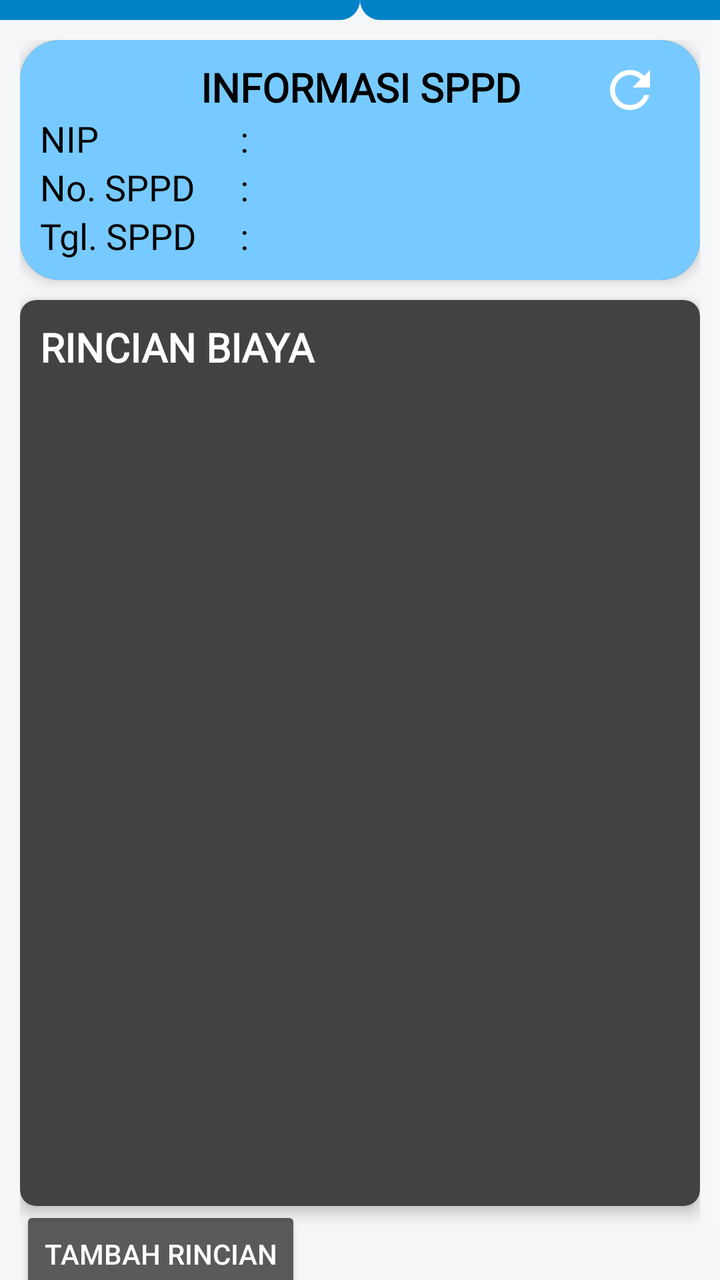
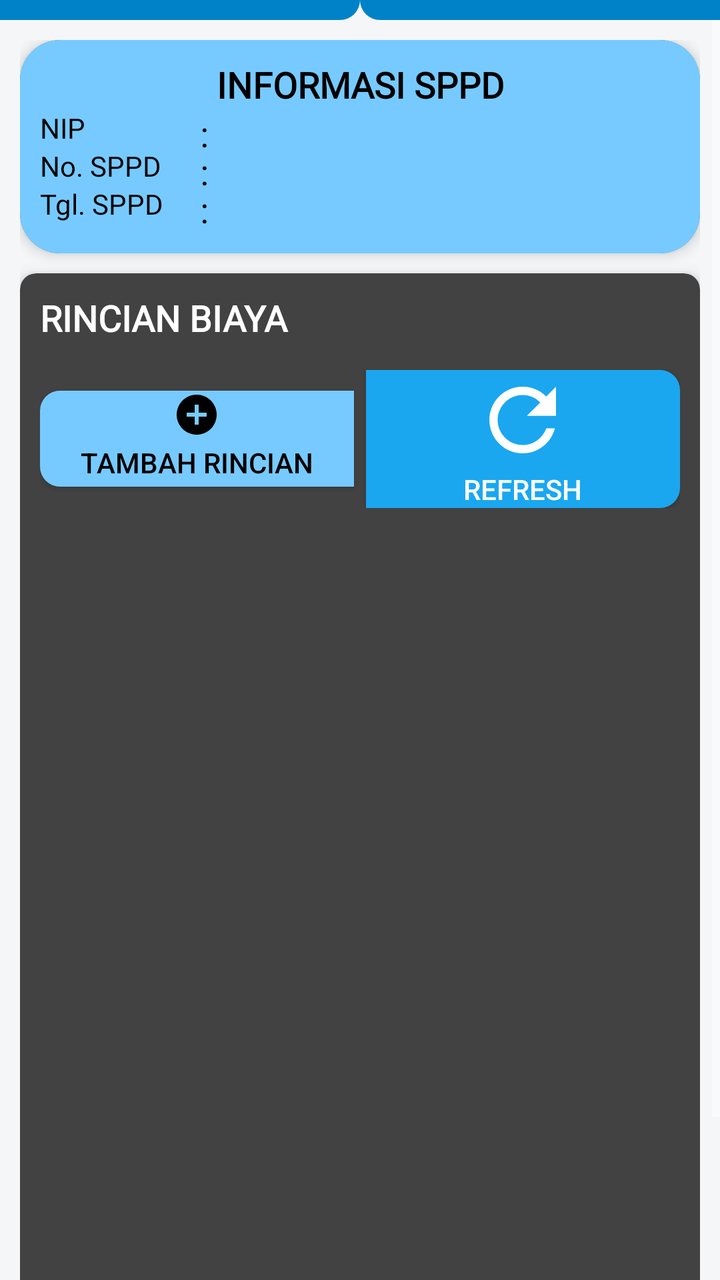

Two renders of the same Android screen: before a commit and after it. Below are the layout's source before the change and the commit's diff.
<!-- AndroidManifest.xml: application theme AppTheme -->
<!-- res/layout/activity_list_datarincian.xml -->
<?xml version="1.0" encoding="utf-8"?>
<RelativeLayout
    xmlns:android="http://schemas.android.com/apk/res/android"
    xmlns:app="http://schemas.android.com/apk/res-auto"
    xmlns:tools="http://schemas.android.com/tools"
    android:layout_width="match_parent"
    android:layout_height="match_parent"
    android:background="#F4F6F8" >

    <View
        android:layout_width="match_parent"
        android:layout_height="10dp"
        android:layout_alignParentTop="true"
        android:layout_toStartOf="@+id/grslogtengahlistrincian"
        android:background="@drawable/circle_reg_v3"/>

    <View
        android:layout_width="match_parent"
        android:layout_height="10dp"
        android:layout_alignParentTop="true"
        android:layout_toEndOf="@+id/grslogtengahlistrincian"
        android:background="@drawable/circle_reg_v4"/>

    <View
        android:id="@+id/grslogtengahlistrincian"
        android:layout_width="0dp"
        android:layout_height="10dp"
        android:layout_centerHorizontal="true"/>

    <ScrollView
        android:layout_width="match_parent"
        android:layout_height="match_parent"
        android:layout_below="@+id/grslogtengahlistrincian" >

        <LinearLayout
            android:layout_width="match_parent"
            android:layout_height="wrap_content"
            android:orientation="vertical"
            android:padding="10dp">

            
            <androidx.cardview.widget.CardView
                android:layout_width="match_parent"
                android:layout_height="wrap_content"
                android:layout_marginBottom="10dp"
                app:cardCornerRadius="20dp"
                app:cardElevation="4dp">

                <RelativeLayout
                    android:layout_width="match_parent"
                    android:layout_height="wrap_content"
                    android:orientation="vertical"
                    android:background="@color/list_item_title2"
                    android:padding="10dp">

                    <TextView
                        android:id="@+id/judulrincian"
                        android:layout_width="match_parent"
                        android:layout_height="wrap_content"
                        android:text="@string/informasi_sppd"
                        android:gravity="center"
                        android:textStyle="bold"
                        android:textSize="20sp"
                        android:textColor="@color/hitam"
                        android:fontFamily="@font/poppins_regular" />

                    <Button
                        android:id="@+id/btn_refresh"
                        android:layout_width="30dp"
                        android:layout_height="30dp"
                        android:layout_alignParentEnd="true"
                        android:layout_marginEnd="10dp"
                        android:background="@drawable/ic_refresh_black_24dp"/>

                    <TextView
                        android:id="@+id/textnippegwdit"
                        android:layout_width="100dp"
                        android:layout_height="wrap_content"
                        android:layout_below="@+id/judulrincian"
                        android:text="@string/nip"
                        android:fontFamily="@font/poppins_regular"
                        android:textSize="18sp"
                        android:textColor="@color/hitam"/>

                    <TextView
                        android:id="@+id/titikduanip"
                        android:layout_width="wrap_content"
                        android:layout_height="wrap_content"
                        android:text="@string/titikdua"
                        android:layout_below="@+id/judulrincian"
                        android:layout_toEndOf="@+id/textnippegwdit"
                        android:fontFamily="@font/poppins_regular"
                        android:layout_marginEnd="10dp"
                        android:textSize="18sp"
                        android:textColor="@color/hitam"/>

                    <TextView
                        android:id="@+id/nippegwdit"
                        android:layout_width="wrap_content"
                        android:layout_height="wrap_content"
                        android:layout_toEndOf="@+id/titikduanip"
                        android:layout_below="@+id/judulrincian"
                        android:fontFamily="@font/poppins_regular"
                        android:textSize="18sp"
                        android:textColor="@color/hitam"/>

                    <TextView
                        android:id="@+id/text_lamp_sppd"
                        android:layout_width="100dp"
                        android:layout_height="wrap_content"
                        android:layout_below="@+id/textnippegwdit"
                        android:fontFamily="@font/poppins_regular"
                        android:text="@string/no_sppd"
                        android:textColor="@color/hitam"
                        android:textSize="18sp"
                        tools:ignore="TextSizeCheck" />

                    <TextView
                        android:id="@+id/titikduasppd"
                        android:layout_width="wrap_content"
                        android:layout_height="wrap_content"
                        android:text="@string/titikdua"
                        android:layout_below="@+id/textnippegwdit"
                        android:layout_toEndOf="@+id/textnippegwdit"
                        android:fontFamily="@font/poppins_regular"
                        android:layout_marginEnd="10dp"
                        android:textSize="18sp"
                        android:textColor="@color/hitam"/>

                    <TextView
                        android:id="@+id/edit_lamp_sppd"
                        android:layout_width="wrap_content"
                        android:layout_height="wrap_content"
                        android:layout_toEndOf="@+id/titikduasppd"
                        android:layout_below="@+id/textnippegwdit"
                        android:fontFamily="@font/poppins_regular"
                        android:textSize="18sp"
                        android:textColor="@color/hitam"/>

                    <TextView
                        android:id="@+id/text_tgl_lamp"
                        android:layout_width="100dp"
                        android:layout_height="wrap_content"
                        android:layout_below="@+id/text_lamp_sppd"
                        android:fontFamily="@font/poppins_regular"
                        android:text="@string/tgl_sppd"
                        android:textColor="@color/hitam"
                        android:textSize="18sp"
                        tools:ignore="TextSizeCheck" />

                    <TextView
                        android:id="@+id/titikduatgl"
                        android:layout_width="wrap_content"
                        android:layout_height="wrap_content"
                        android:text="@string/titikdua"
                        android:layout_below="@+id/text_lamp_sppd"
                        android:layout_toEndOf="@+id/text_tgl_lamp"
                        android:fontFamily="@font/poppins_regular"
                        android:layout_marginEnd="10dp"
                        android:textSize="18sp"
                        android:textColor="@color/hitam"/>

                    <TextView
                        android:id="@+id/edit_tgl_lamp"
                        android:layout_width="wrap_content"
                        android:layout_height="wrap_content"
                        android:layout_toEndOf="@+id/titikduatgl"
                        android:layout_below="@+id/text_lamp_sppd"
                        android:fontFamily="@font/poppins_regular"
                        android:textSize="18sp"
                        android:textColor="@color/hitam"/>

                </RelativeLayout>
            </androidx.cardview.widget.CardView>

            
            <androidx.cardview.widget.CardView
                android:layout_width="match_parent"
                android:layout_height="wrap_content"
                app:cardCornerRadius="8dp"
                app:cardElevation="4dp">

                <LinearLayout
                    android:layout_width="match_parent"
                    android:layout_height="match_parent"
                    android:orientation="vertical"
                    android:padding="10dp">

                    <TextView
                        android:layout_width="match_parent"
                        android:layout_height="wrap_content"
                        android:text="@string/rincian_biaya"
                        android:textStyle="bold"
                        android:textSize="20sp"
                        android:textColor="@color/white"
                        android:fontFamily="@font/poppins_regular"
                        android:paddingBottom="6dp"/>

                    <ListView
                        android:id="@+id/listRincianBiaya"
                        android:layout_width="match_parent"
                        android:layout_height="400dp"
                        tools:ignore="NestedScrolling" />

                </LinearLayout>

            </androidx.cardview.widget.CardView>

            <Button
                android:id="@+id/btnTambahRincian"
                android:layout_width="wrap_content"
                android:layout_height="wrap_content"
                android:text="Tambah Rincian"
                android:layout_marginBottom="8dp"/>
        </LinearLayout>
    </ScrollView>

</RelativeLayout>
<!-- resources referenced by this layout -->
<resources>
  <color name="hitam">#000000    </color>
  <color name="list_item_title2">#77CAFF</color>
  <color name="white">#FFFFFF    </color>
  <!-- drawable circle_reg_v3 (drawable) -->
  <?xml version="1.0" encoding="utf-8"?>
  <shape xmlns:android="http://schemas.android.com/apk/res/android"
      android:shape="rectangle"
      >
      <solid android:color="@color/list_item_title" />
      <corners android:bottomRightRadius="100dp"
          android:bottomLeftRadius="0dp"
          android:topLeftRadius="0dp"
          android:topRightRadius="0dp"
          android:radius="50dp"
          />
  </shape>
  <!-- drawable circle_reg_v4 (drawable) -->
  <?xml version="1.0" encoding="utf-8"?>
  <shape xmlns:android="http://schemas.android.com/apk/res/android"
      android:shape="rectangle"
      >
      <solid android:color="@color/list_item_title" />
      <corners android:bottomRightRadius="0dp"
          android:bottomLeftRadius="100dp"
          android:topLeftRadius="0dp"
          android:topRightRadius="0dp"
          android:radius="50dp"
          />
  </shape>
  <!-- drawable ic_refresh_black_24dp (drawable) -->
  <vector
      android:tint="#FFFFFF"
      android:viewportHeight="24.0"
      android:viewportWidth="24.0"
      android:height="50dp"
      android:width="50dp"
      xmlns:android="http://schemas.android.com/apk/res/android">
      <path
          android:fillColor="#000000"
          android:pathData="M17.65,6.35C16.2,4.9 14.21,4 12,4c-4.42,0 -7.99,3.58 -7.99,8s3.57,8 7.99,8c3.73,0 6.84,-2.55 7.73,-6h-2.08c-0.82,2.33 -3.04,4 -5.65,4 -3.31,0 -6,-2.69 -6,-6s2.69,-6 6,-6c1.66,0 3.14,0.69 4.22,1.78L13,11h7V4l-2.35,2.35z"/>
  </vector>
  <string name="informasi_sppd">INFORMASI SPPD</string>
  <string name="nip">NIP</string>
  <string name="no_sppd">No. SPPD</string>
  <string name="rincian_biaya">RINCIAN BIAYA</string>
  <string name="tgl_sppd">Tgl. SPPD</string>
  <string name="titikdua" translatable="false">:</string>
  <style name="AppTheme" parent="Theme.AppCompat.NoActionBar">
          
          <item name="colorPrimary">@color/list_item_title_gelap</item>
          <item name="colorPrimaryDark">@color/list_item_title</item>
          <item name="colorAccent">@color/colorAccent</item>
          <item name="windowActionBar">false</item>
          <item name="windowNoTitle">true</item>
      </style>
  <color name="list_item_title">#0082C8</color>
  <color name="list_item_title_gelap">#049BB6</color>
  <color name="colorAccent">#FFFFFF</color>
</resources>

<!-- the commit's change to res/layout/activity_list_datarincian.xml (unified diff, before → after) -->
@@ -60,26 +60,17 @@
                         android:text="@string/informasi_sppd"
                         android:gravity="center"
                         android:textStyle="bold"
-                        android:textSize="20sp"
+                        android:textSize="18sp"
                         android:textColor="@color/hitam"
                         android:fontFamily="@font/poppins_regular" />
 
-                    <Button
-                        android:id="@+id/btn_refresh"
-                        android:layout_width="30dp"
-                        android:layout_height="30dp"
-                        android:layout_alignParentEnd="true"
-                        android:layout_marginEnd="10dp"
-                        android:background="@drawable/ic_refresh_black_24dp"/>
-
                     <TextView
                         android:id="@+id/textnippegwdit"
-                        android:layout_width="100dp"
+                        android:layout_width="80dp"
                         android:layout_height="wrap_content"
                         android:layout_below="@+id/judulrincian"
                         android:text="@string/nip"
                         android:fontFamily="@font/poppins_regular"
-                        android:textSize="18sp"
                         android:textColor="@color/hitam"/>
 
                     <TextView
@@ -101,7 +92,6 @@
                         android:layout_toEndOf="@+id/titikduanip"
                         android:layout_below="@+id/judulrincian"
                         android:fontFamily="@font/poppins_regular"
-                        android:textSize="18sp"
                         android:textColor="@color/hitam"/>
 
                     <TextView
@@ -112,7 +102,6 @@
                         android:fontFamily="@font/poppins_regular"
                         android:text="@string/no_sppd"
                         android:textColor="@color/hitam"
-                        android:textSize="18sp"
                         tools:ignore="TextSizeCheck" />
 
                     <TextView
@@ -134,7 +123,6 @@
                         android:layout_toEndOf="@+id/titikduasppd"
                         android:layout_below="@+id/textnippegwdit"
                         android:fontFamily="@font/poppins_regular"
-                        android:textSize="18sp"
                         android:textColor="@color/hitam"/>
 
                     <TextView
@@ -145,7 +133,6 @@
                         android:fontFamily="@font/poppins_regular"
                         android:text="@string/tgl_sppd"
                         android:textColor="@color/hitam"
-                        android:textSize="18sp"
                         tools:ignore="TextSizeCheck" />
 
                     <TextView
@@ -154,7 +141,7 @@
                         android:layout_height="wrap_content"
                         android:text="@string/titikdua"
                         android:layout_below="@+id/text_lamp_sppd"
-                        android:layout_toEndOf="@+id/text_tgl_lamp"
+                        android:layout_toEndOf="@+id/textnippegwdit"
                         android:fontFamily="@font/poppins_regular"
                         android:layout_marginEnd="10dp"
                         android:textSize="18sp"
@@ -167,7 +154,6 @@
                         android:layout_toEndOf="@+id/titikduatgl"
                         android:layout_below="@+id/text_lamp_sppd"
                         android:fontFamily="@font/poppins_regular"
-                        android:textSize="18sp"
                         android:textColor="@color/hitam"/>
 
                 </RelativeLayout>
@@ -180,38 +166,68 @@
                 app:cardCornerRadius="8dp"
                 app:cardElevation="4dp">
 
-                <LinearLayout
+                <RelativeLayout
                     android:layout_width="match_parent"
                     android:layout_height="match_parent"
-                    android:orientation="vertical"
                     android:padding="10dp">
 
                     <TextView
+                        android:id="@+id/juduldetailrncian"
                         android:layout_width="match_parent"
                         android:layout_height="wrap_content"
                         android:text="@string/rincian_biaya"
                         android:textStyle="bold"
-                        android:textSize="20sp"
+                        android:textSize="18sp"
                         android:textColor="@color/white"
                         android:fontFamily="@font/poppins_regular"
                         android:paddingBottom="6dp"/>
+
+                    
+                    <LinearLayout
+                        android:id="@+id/layoutButton"
+                        android:layout_width="match_parent"
+                        android:layout_height="wrap_content"
+                        android:layout_below="@id/juduldetailrncian"
+                        android:layout_marginTop="8dp"
+                        android:orientation="horizontal"
+                        android:gravity="center">
+
+                        <Button
+                            android:id="@+id/btnTambahRincian"
+                            android:layout_width="0dp"
+                            android:layout_height="wrap_content"
+                            android:layout_weight="1"
+                            android:drawableTop="@drawable/ic_add_circle"
+                            android:background="@drawable/circle_tambah"
+                            android:textColor="@color/hitam"
+                            android:text="Tambah Rincian"/>
+
+                        <Button
+                            android:id="@+id/btn_refresh"
+                            android:layout_width="0dp"
+                            android:layout_height="wrap_content"
+                            android:layout_weight="1"
+                            android:text="Refresh"
+                            android:drawableTop="@drawable/ic_refresh_black_24dp"
+                            android:background="@drawable/circle_refresh"
+                            android:textColor="@color/white"
+                            android:layout_marginStart="6dp"
+                            android:contentDescription="@string/btn_refresh"
+                            tools:ignore="SpeakableTextPresentCheck"/>
+                    </LinearLayout>
 
                     <ListView
                         android:id="@+id/listRincianBiaya"
                         android:layout_width="match_parent"
-                        android:layout_height="400dp"
-                        tools:ignore="NestedScrolling" />
-
-                </LinearLayout>
+                        android:layout_height="450dp"
+                        android:layout_below="@id/layoutButton"
+                        android:layout_marginTop="10dp"
+                        tools:ignore="NestedScrolling"/>
+
+                </RelativeLayout>
 
             </androidx.cardview.widget.CardView>
 
-            <Button
-                android:id="@+id/btnTambahRincian"
-                android:layout_width="wrap_content"
-                android:layout_height="wrap_content"
-                android:text="Tambah Rincian"
-                android:layout_marginBottom="8dp"/>
         </LinearLayout>
     </ScrollView>
 
<!-- resource entries referenced after the edit -->
@@ -3,6 +3,20 @@
   <color name="hitam">#000000    </color>
   <color name="list_item_title2">#77CAFF</color>
   <color name="white">#FFFFFF    </color>
+  <!-- drawable circle_refresh (drawable) -->
+  <?xml version="1.0" encoding="utf-8"?>
+  <shape xmlns:android="http://schemas.android.com/apk/res/android"
+      android:shape="rectangle"
+      >
+      <solid android:color="#1AA7F0" />
+      <corners
+          android:bottomRightRadius="10dp"
+          android:bottomLeftRadius="0dp"
+          android:topLeftRadius="0dp"
+          android:topRightRadius="10dp"
+          android:radius="10dp"
+          />
+  </shape>
   <!-- drawable circle_reg_v3 (drawable) -->
   <?xml version="1.0" encoding="utf-8"?>
   <shape xmlns:android="http://schemas.android.com/apk/res/android"
@@ -29,6 +43,30 @@
           android:radius="50dp"
           />
   </shape>
+  <!-- drawable circle_tambah (drawable) -->
+  <?xml version="1.0" encoding="utf-8"?>
+  <shape xmlns:android="http://schemas.android.com/apk/res/android"
+      android:shape="rectangle"
+      >
+      <solid android:color="@color/list_item_title2" />
+      <corners
+          android:bottomRightRadius="0dp"
+          android:bottomLeftRadius="10dp"
+          android:topLeftRadius="10dp"
+          android:topRightRadius="0dp"
+          android:radius="10dp"
+          />
+  </shape>
+  <!-- drawable ic_add_circle (drawable) -->
+  <vector xmlns:android="http://schemas.android.com/apk/res/android"
+          android:width="24dp"
+          android:height="24dp"
+          android:viewportWidth="24.0"
+          android:viewportHeight="24.0">
+      <path
+          android:fillColor="#FF000000"
+          android:pathData="M12,2C6.48,2 2,6.48 2,12s4.48,10 10,10 10,-4.48 10,-10S17.52,2 12,2zM17,13h-4v4h-2v-4L7,13v-2h4L11,7h2v4h4v2z"/>
+  </vector>
   <!-- drawable ic_refresh_black_24dp (drawable) -->
   <vector
       android:tint="#FFFFFF"
@@ -41,6 +79,7 @@
           android:fillColor="#000000"
           android:pathData="M17.65,6.35C16.2,4.9 14.21,4 12,4c-4.42,0 -7.99,3.58 -7.99,8s3.57,8 7.99,8c3.73,0 6.84,-2.55 7.73,-6h-2.08c-0.82,2.33 -3.04,4 -5.65,4 -3.31,0 -6,-2.69 -6,-6s2.69,-6 6,-6c1.66,0 3.14,0.69 4.22,1.78L13,11h7V4l-2.35,2.35z"/>
   </vector>
+  <string name="btn_refresh" translatable="false" />
   <string name="informasi_sppd">INFORMASI SPPD</string>
   <string name="nip">NIP</string>
   <string name="no_sppd">No. SPPD</string>
